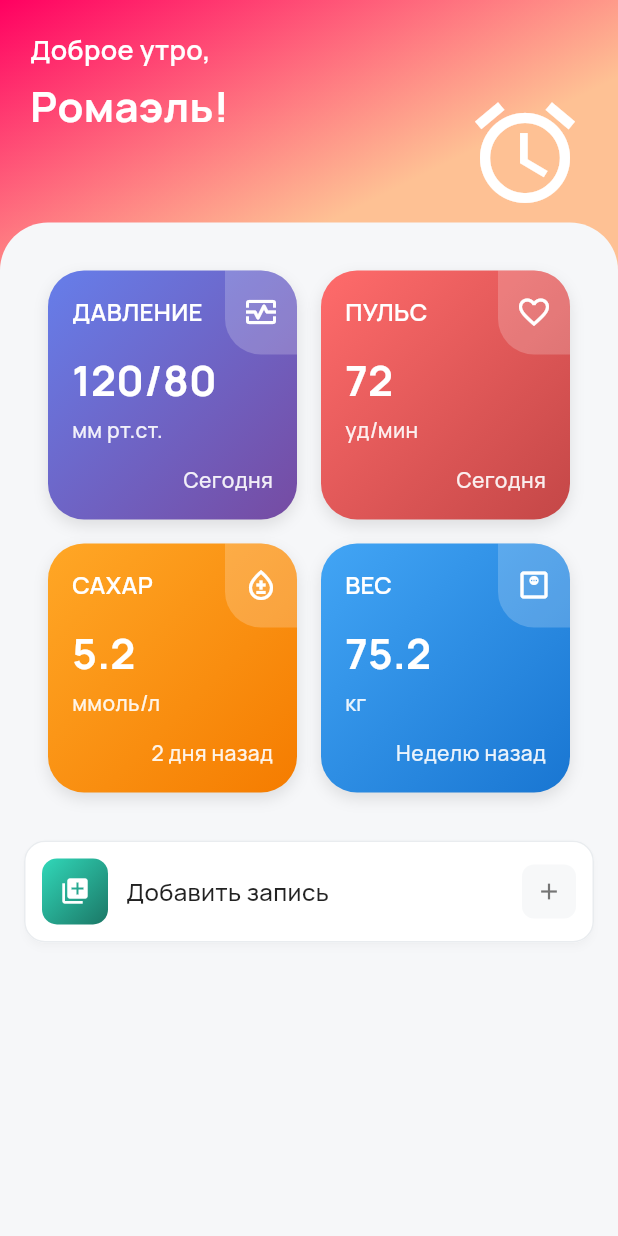
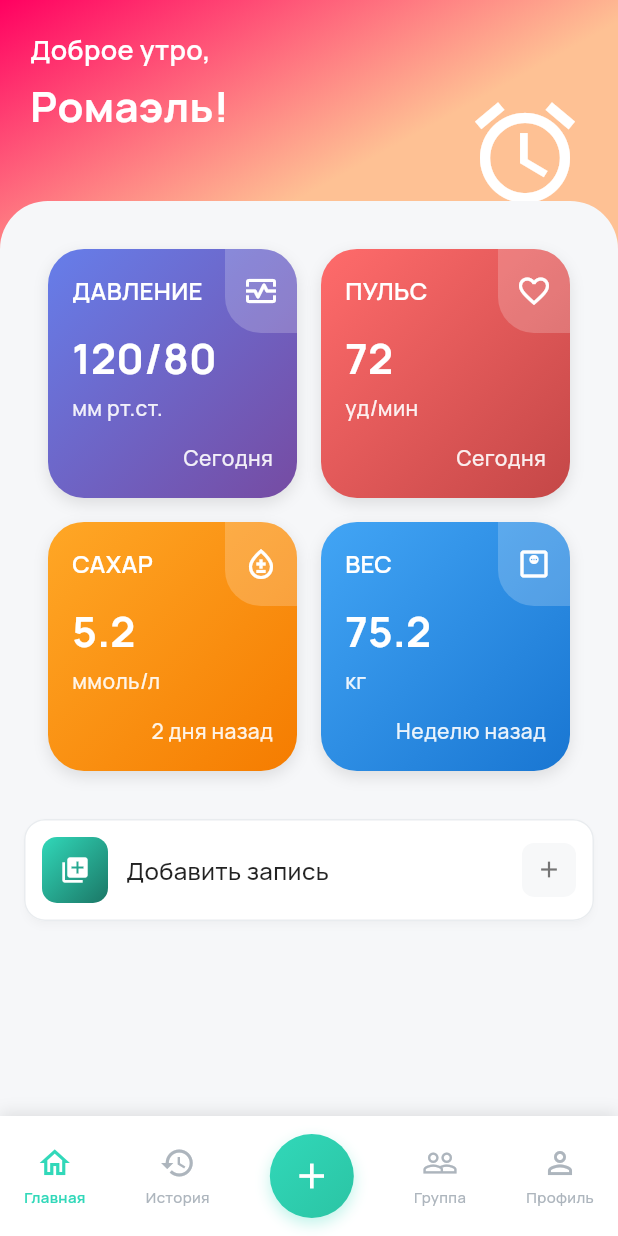
Before and after one commit to ForentDich/Pressure-Oracle, a Flutter app: the screen it shows after launch, on a phone screen of 412 x 824 dp. Run offline on Flutter 3.47's test engine with Material 3 defaults, Android fonts, the phone set to English and light mode, and no system bars; missing offline and left inert: wolt_modal_sheet.

Commit message:
Добавлена не красивенькая навигационная панель

```diff
--- a/mobile-app/health_oracle/lib/core/theme/colors.dart
+++ b/mobile-app/health_oracle/lib/core/theme/colors.dart
@@ -63,4 +63,11 @@ class AppColors {
     end: Alignment.bottomRight,
     colors: [Color(0xFFFF6B6B), Color(0xFFc44747)],
   );
+
+    static const Gradient primaryGradient = LinearGradient(
+      begin: Alignment.topLeft,
+      end: Alignment.bottomRight,
+      colors: [Color(0xFF31d8b9), Color(0xFF2bc4a4)],
+    );
+
 }
--- /dev/null
+++ b/mobile-app/health_oracle/lib/core/widgets/bottom_navigation_bar.dart
@@ -0,0 +1,74 @@
+import 'package:flutter/material.dart';
+import '../theme/colors.dart';
+import 'nav_item.dart';
+
+enum NavTab { home, history, add, group, profile }
+
+class CustomBottomNavigationBar extends StatelessWidget {
+  final NavTab selectedTab;
+  final Function(NavTab) onTabChanged;
+
+  const CustomBottomNavigationBar({
+    super.key,
+    required this.selectedTab,
+    required this.onTabChanged,
+  });
+
+  @override
+  Widget build(BuildContext context) {
+    return Container(
+      decoration: BoxDecoration(
+        color: AppColors.surface,
+        boxShadow: [
+          BoxShadow(
+            color: Colors.black.withOpacity(0.1),
+            blurRadius: 8,
+            offset: const Offset(0, -2),
+          ),
+        ],
+      ),
+      child: SafeArea(
+        top: false,
+        child: Padding(
+          padding: const EdgeInsets.symmetric(horizontal: 16, vertical: 12),
+          child: Row(
+            mainAxisAlignment: MainAxisAlignment.spaceBetween,
+            children: [
+              NavItem(
+                icon: Icons.home_outlined,
+                label: 'Главная',
+                isSelected: selectedTab == NavTab.home,
+                onTap: () => onTabChanged(NavTab.home),
+              ),
+              NavItem(
+                icon: Icons.history,
+                label: 'История',
+                isSelected: selectedTab == NavTab.history,
+                onTap: () => onTabChanged(NavTab.history),
+              ),
+              NavItem(
+                icon: Icons.add,
+                label: 'Добавить',
+                isSelected: selectedTab == NavTab.add,
+                isCenter: true,
+                onTap: () => onTabChanged(NavTab.add),
+              ),
+              NavItem(
+                icon: Icons.people_outline,
+                label: 'Группа',
+                isSelected: selectedTab == NavTab.group,
+                onTap: () => onTabChanged(NavTab.group),
+              ),
+              NavItem(
+                icon: Icons.person_outline,
+                label: 'Профиль',
+                isSelected: selectedTab == NavTab.profile,
+                onTap: () => onTabChanged(NavTab.profile),
+              ),
+            ],
+          ),
+        ),
+      ),
+    );
+  }
+}
--- /dev/null
+++ b/mobile-app/health_oracle/lib/core/widgets/nav_item.dart
@@ -0,0 +1,68 @@
+import 'package:flutter/material.dart';
+import '../theme/colors.dart';
+import '../theme/text_styles.dart';
+
+class NavItem extends StatelessWidget {
+  final IconData icon;
+  final String label;
+  final bool isSelected;
+  final VoidCallback onTap;
+  final bool isCenter;
+
+  const NavItem({
+    super.key,
+    required this.icon,
+    required this.label,
+    required this.isSelected,
+    required this.onTap,
+    this.isCenter = false,
+  });
+
+  @override
+  Widget build(BuildContext context) {
+    if (isCenter) {
+      return GestureDetector(
+        onTap: onTap,
+        child: Container(
+          width: 56,
+          height: 56,
+          decoration: BoxDecoration(
+            gradient: AppColors.primaryGradient,
+            shape: BoxShape.circle,
+            boxShadow: [
+              BoxShadow(
+                color: AppColors.primary.withOpacity(0.3),
+                blurRadius: 8,
+                offset: const Offset(0, 4),
+              ),
+            ],
+          ),
+          child: Icon(icon, color: Colors.white, size: 28),
+        ),
+      );
+    }
+
+    return GestureDetector(
+      onTap: onTap,
+      child: Column(
+        mainAxisSize: MainAxisSize.min,
+        children: [
+          Icon(
+            icon,
+            color: isSelected ? AppColors.primary : AppColors.neutral500,
+            size: 24,
+          ),
+          const SizedBox(height: 4),
+          Text(
+            label,
+            style: TextStyles.labelSmall.copyWith(
+              fontSize: 10,
+              color: isSelected ? AppColors.primary : AppColors.neutral500,
+              fontWeight: isSelected ? FontWeight.w600 : FontWeight.w500,
+            ),
+          ),
+        ],
+      ),
+    );
+  }
+}
--- a/mobile-app/health_oracle/lib/features/home/presentation/pages/home_page.dart
+++ b/mobile-app/health_oracle/lib/features/home/presentation/pages/home_page.dart
@@ -8,8 +8,7 @@ class HomePage extends StatelessWidget {
 
   @override
   Widget build(BuildContext context) {
-    return Scaffold(
-      body: LayoutBuilder(
+    return LayoutBuilder(
       builder: (context, constraints) {
         final screenHeight = constraints.maxHeight;
         final headerHeight = screenHeight * 1;
@@ -23,7 +22,6 @@ class HomePage extends StatelessWidget {
           ],
         );
       },
-      ),
     );
   }
 }
--- a/mobile-app/health_oracle/lib/features/metrics/domain/metrics/pressure_metric.dart
+++ b/mobile-app/health_oracle/lib/features/metrics/domain/metrics/pressure_metric.dart
@@ -19,7 +19,7 @@ class PressureMetric implements MetricInterface {
   String get currentValue => '120/80';
 
   @override
-  String get description => 'Артериальное давление - важный показатель работы сердечно-сосудистой системы. Нормальные значения: 120/80 мм рт.ст.';
+  String get description => 'Артериальное давление? Кушай финики!';
 
   @override
   String get lastUpdate => 'Сегодня 10:30';
--- a/mobile-app/health_oracle/lib/main.dart
+++ b/mobile-app/health_oracle/lib/main.dart
@@ -1,5 +1,10 @@
 import 'package:flutter/material.dart';
 import 'features/home/presentation/pages/home_page.dart';
+import 'features/history/presentation/pages/history_page.dart';
+import 'features/group/presentation/pages/group_page.dart';
+import 'features/profile/presentation/pages/profile_page.dart';
+import 'core/widgets/bottom_navigation_bar.dart';
+import 'core/helpers/modal_helper.dart';
 
 void main() {
   runApp(const MyApp());
@@ -16,7 +21,50 @@ class MyApp extends StatelessWidget {
         fontFamily: 'Manrope',
         useMaterial3: true,
       ),
-      home: const HomePage(),
+      home: const MainNavigator(),
     );
   }
 }
+
+class MainNavigator extends StatefulWidget {
+  const MainNavigator({super.key});
+
+  @override
+  State<MainNavigator> createState() => _MainNavigatorState();
+}
+
+class _MainNavigatorState extends State<MainNavigator> {
+  NavTab _selectedTab = NavTab.home;
+
+  @override
+  Widget build(BuildContext context) {
+    return Scaffold(
+      body: _getPage(),
+      bottomNavigationBar: CustomBottomNavigationBar(
+        selectedTab: _selectedTab,
+        onTabChanged: (tab) {
+          if (tab == NavTab.add) {
+            ModalHelper.showBottomEntryMenu(context);
+          } else {
+            setState(() => _selectedTab = tab);
+          }
+        },
+      ),
+    );
+  }
+
+  Widget _getPage() {
+    switch (_selectedTab) {
+      case NavTab.home:
+        return const HomePage();
+      case NavTab.history:
+        return const HistoryPage();
+      case NavTab.group:
+        return const GroupPage();
+      case NavTab.profile:
+        return const ProfilePage();
+      case NavTab.add:
+        return const HomePage();
+    }
+  }
+}
```
Also changed, not shown: mobile-app/health_oracle/lib/features/group/presentation/pages/group_page.dart (added, +28 -0 lines), mobile-app/health_oracle/lib/features/history/presentation/pages/history_page.dart (added, +28 -0 lines), mobile-app/health_oracle/lib/features/home/presentation/widgets/add_entry_page.dart (added, +18 -0 lines), mobile-app/health_oracle/lib/features/profile/presentation/pages/profile_page.dart (added, +28 -0 lines). Lines whose indentation alone changed are shown as unchanged.
